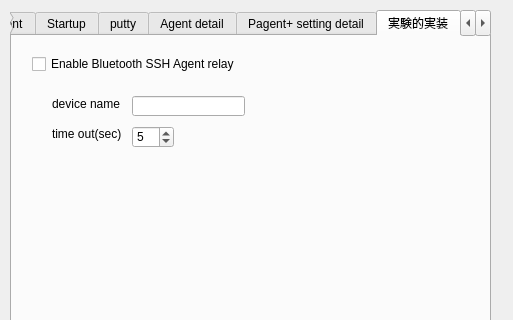
Qt form settingdlg.ui (zmatsuo/pageant-) before a commit; both pictures show x 0 to 513 and y 0 to 320 of the 513 by 573 pixel window.
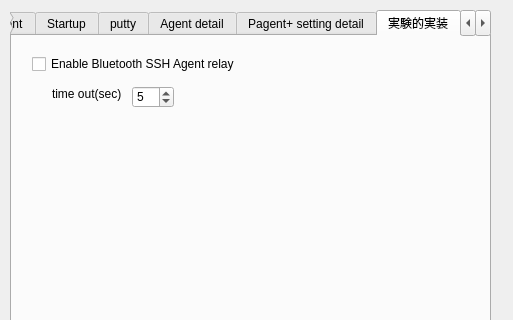
The same form after that commit. The open tabs and pages were chosen to show the change.

```diff
--- a/settingdlg.ui
+++ b/settingdlg.ui
@@ -649,34 +649,11 @@
       <string>Enable Bluetooth SSH Agent relay</string>
      </property>
     </widget>
-    <widget class="QLineEdit" name="lineEdit_2">
-     <property name="geometry">
-      <rect>
-       <x>120</x>
-       <y>60</y>
-       <width>113</width>
-       <height>20</height>
-      </rect>
-     </property>
-    </widget>
-    <widget class="QLabel" name="label_10">
-     <property name="geometry">
-      <rect>
-       <x>40</x>
-       <y>60</y>
-       <width>81</width>
-       <height>16</height>
-      </rect>
-     </property>
-     <property name="text">
-      <string>device name</string>
-     </property>
-    </widget>
     <widget class="QLabel" name="label_11">
      <property name="geometry">
       <rect>
        <x>40</x>
-       <y>90</y>
+       <y>50</y>
        <width>81</width>
        <height>16</height>
       </rect>
@@ -689,7 +666,7 @@
      <property name="geometry">
       <rect>
        <x>120</x>
-       <y>90</y>
+       <y>50</y>
        <width>42</width>
        <height>22</height>
       </rect>
```
Left out of the diff: 2 changed lines with no effect on the pictures.
